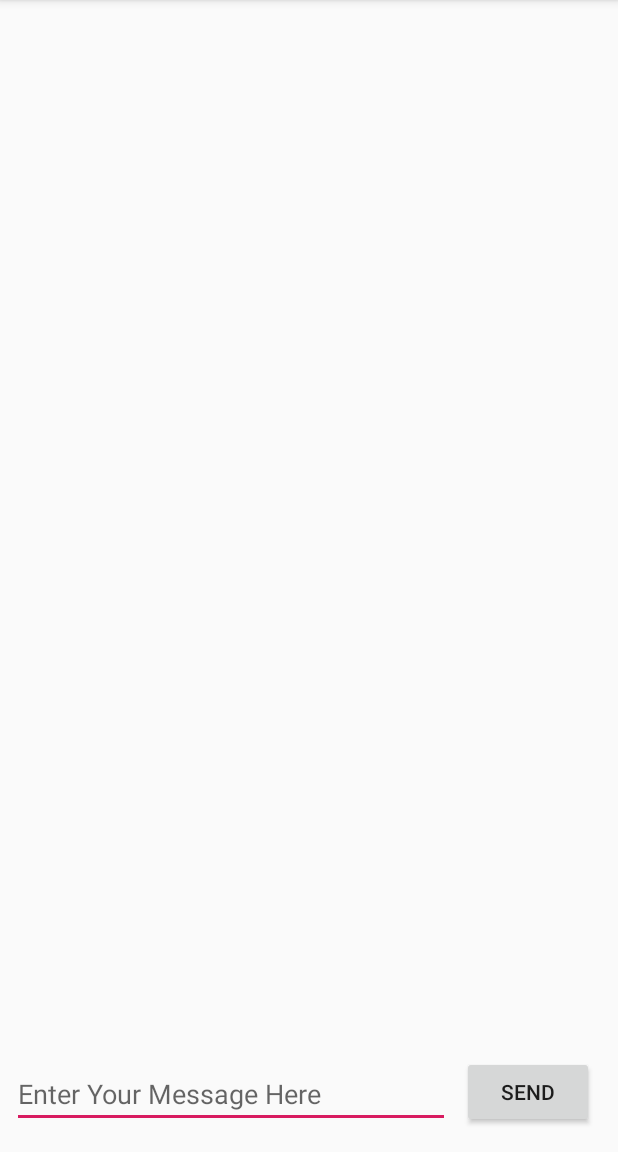
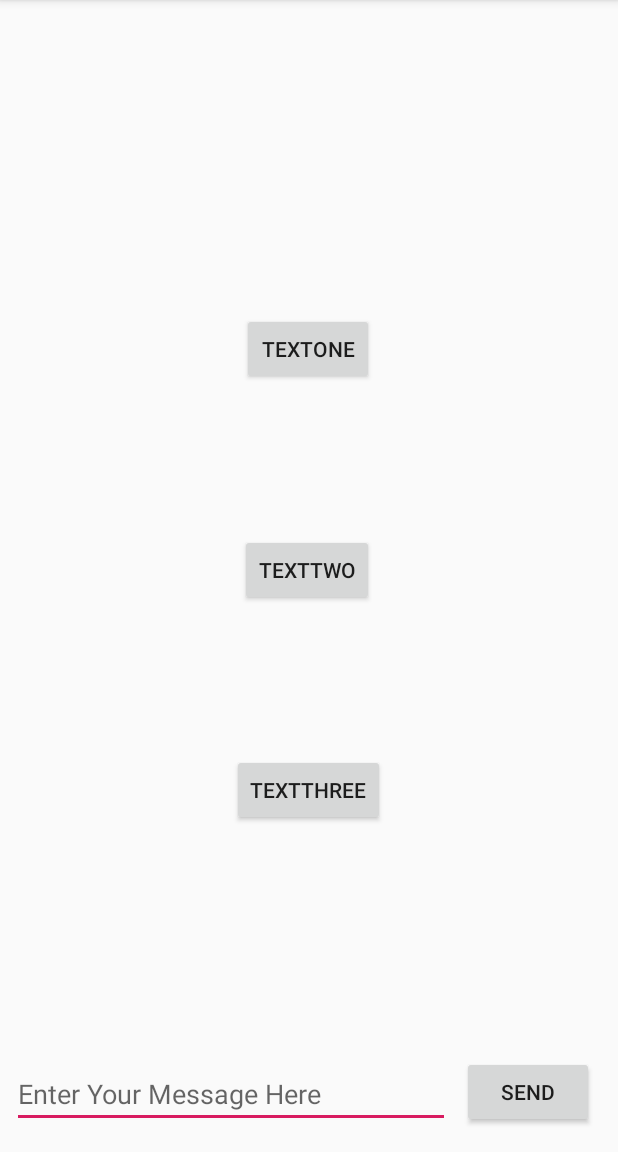
Before and after one commit to HYEOCK/Lab_TwoActivities, an Android app: the screen it shows after launch (MainActivity), on a phone screen of 412 x 824 dp, the part 84-1236 px from its top. Run offline under Robolectric (Android 15) with nearby library versions, the phone set to English and light mode, and no system bars.

Commit message:
finished Coding challenge

```diff
--- a/app/src/main/res/layout/activity_main.xml
+++ b/app/src/main/res/layout/activity_main.xml
@@ -55,4 +55,49 @@
         app:layout_constraintBottom_toBottomOf="parent"
         app:layout_constraintEnd_toStartOf="@+id/button_main"
         app:layout_constraintStart_toStartOf="parent" />
+
+    <Button
+        android:id="@+id/button"
+        android:layout_width="wrap_content"
+        android:layout_height="wrap_content"
+        android:layout_marginStart="8dp"
+        android:layout_marginTop="168dp"
+        android:layout_marginEnd="8dp"
+        android:clickable="true"
+        android:onClick="launchSecondActivity"
+        android:text="textOne"
+        app:layout_constraintEnd_toEndOf="parent"
+        app:layout_constraintHorizontal_bias="0.498"
+        app:layout_constraintStart_toStartOf="parent"
+        app:layout_constraintTop_toBottomOf="@+id/text_header_reply" />
+
+    <Button
+        android:id="@+id/button2"
+        android:layout_width="wrap_content"
+        android:layout_height="wrap_content"
+        android:layout_marginStart="8dp"
+        android:layout_marginTop="65dp"
+        android:layout_marginEnd="8dp"
+        android:layout_marginBottom="65dp"
+        android:text="textTwo"
+        android:onClick="launchSecondActivity"
+        app:layout_constraintBottom_toTopOf="@+id/button3"
+        app:layout_constraintEnd_toEndOf="parent"
+        app:layout_constraintHorizontal_bias="0.496"
+        app:layout_constraintStart_toStartOf="parent"
+        app:layout_constraintTop_toBottomOf="@+id/button" />
+
+    <Button
+        android:id="@+id/button3"
+        android:layout_width="wrap_content"
+        android:layout_height="wrap_content"
+        android:layout_marginStart="8dp"
+        android:layout_marginEnd="8dp"
+        android:layout_marginBottom="156dp"
+        android:text="textThree"
+        android:onClick="launchSecondActivity"
+        app:layout_constraintBottom_toTopOf="@+id/editText_main"
+        app:layout_constraintEnd_toEndOf="parent"
+        app:layout_constraintHorizontal_bias="0.498"
+        app:layout_constraintStart_toStartOf="parent" />
 </android.support.constraint.ConstraintLayout>
```
Also changed, not shown: app/src/main/res/layout/activity_second.xml (+31 -0 lines), app/src/main/res/values/strings.xml (+1 -0 lines).
